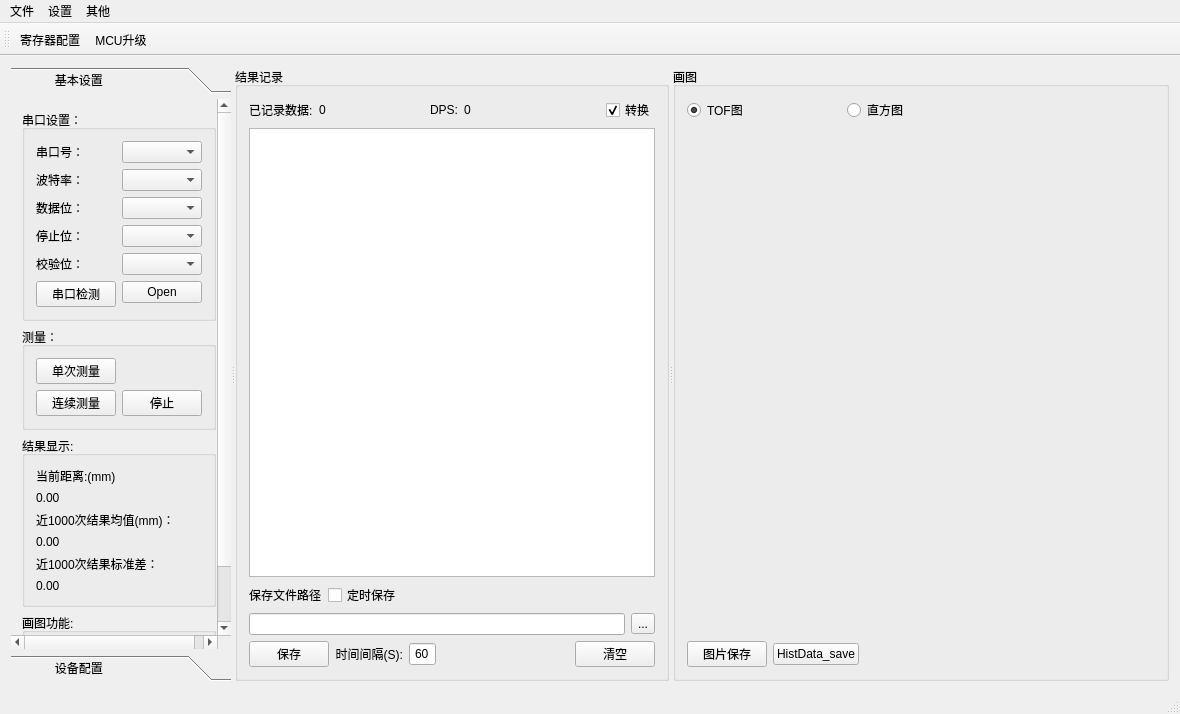
This is mainwindow.ui in heathen557/vi4300 as Qt 5 draws it before an edit. The edited form follows.
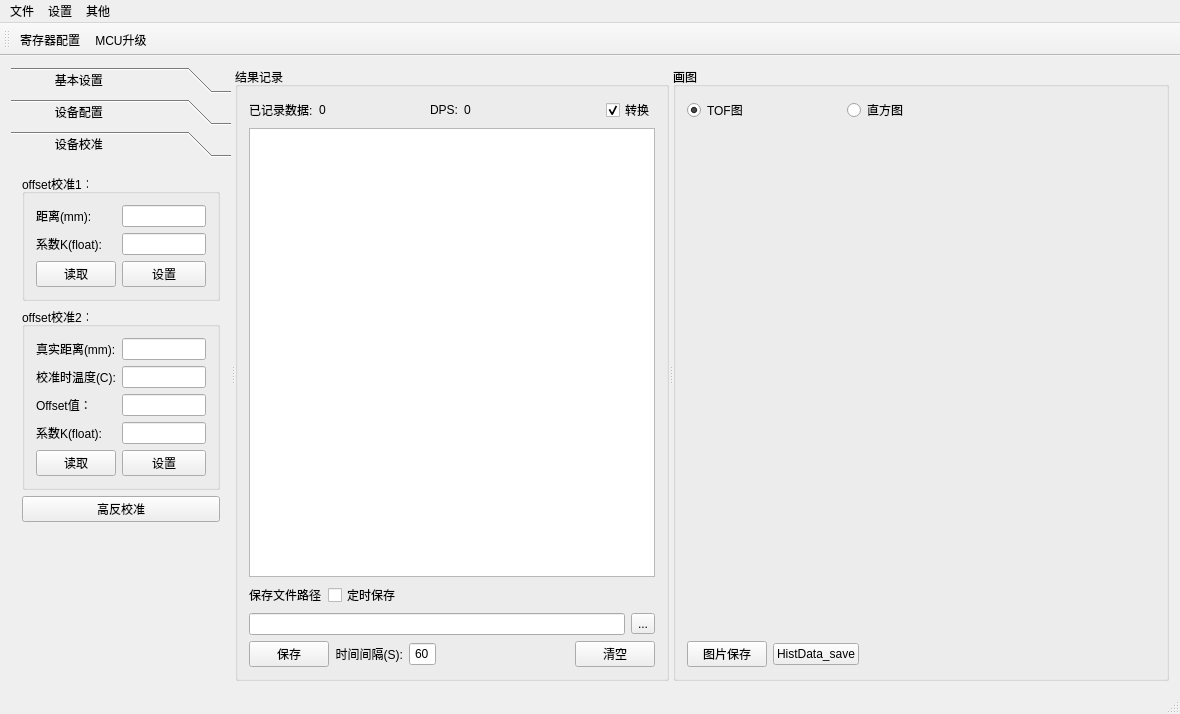
This is the edited form. Icons and pictures are not drawn. Custom widgets are drawn as their Qt base class.

Commit message: 1、16进制与float的类型数据的相互转换已经完成

```diff
--- a/mainwindow.ui
+++ b/mainwindow.ui
@@ -48,7 +48,7 @@
 font: 10pt &quot;Times New Roman&quot;;}</string>
        </property>
        <property name="currentIndex">
-        <number>0</number>
+        <number>2</number>
        </property>
        <widget class="QWidget" name="page">
         <property name="geometry">
@@ -56,7 +56,7 @@
           <x>0</x>
           <y>0</y>
           <width>220</width>
-          <height>561</height>
+          <height>532</height>
          </rect>
         </property>
         <property name="styleSheet">
@@ -73,6 +73,12 @@
             <string>测量：</string>
            </property>
            <layout class="QGridLayout" name="gridLayout_6">
+            <property name="topMargin">
+             <number>3</number>
+            </property>
+            <property name="bottomMargin">
+             <number>3</number>
+            </property>
             <item row="0" column="0">
              <layout class="QFormLayout" name="formLayout_5">
               <item row="0" column="0">
@@ -111,6 +117,12 @@
             <string>串口设置：</string>
            </property>
            <layout class="QGridLayout" name="gridLayout_4">
+            <property name="topMargin">
+             <number>3</number>
+            </property>
+            <property name="bottomMargin">
+             <number>3</number>
+            </property>
             <item row="0" column="0">
              <layout class="QFormLayout" name="formLayout">
               <item row="0" column="0">
@@ -192,6 +204,12 @@
             <string>结果显示:</string>
            </property>
            <layout class="QGridLayout" name="gridLayout_5">
+            <property name="topMargin">
+             <number>3</number>
+            </property>
+            <property name="bottomMargin">
+             <number>3</number>
+            </property>
             <item row="0" column="0">
              <layout class="QVBoxLayout" name="verticalLayout">
               <item>
@@ -300,7 +318,7 @@
           <x>0</x>
           <y>0</y>
           <width>220</width>
-          <height>561</height>
+          <height>532</height>
          </rect>
         </property>
         <property name="maximumSize">
@@ -312,13 +330,15 @@
         <attribute name="label">
          <string>            设备配置</string>
         </attribute>
+        <layout class="QGridLayout" name="gridLayout_15">
+         <item row="0" column="0">
         <layout class="QGridLayout" name="gridLayout_14">
          <item row="0" column="0">
           <widget class="QGroupBox" name="groupBox_7">
            <property name="title">
             <string>出厂设置</string>
            </property>
-           <layout class="QGridLayout" name="gridLayout_3">
+             <layout class="QGridLayout" name="gridLayout_11">
             <item row="0" column="0">
              <layout class="QFormLayout" name="formLayout_2">
               <item row="0" column="0">
@@ -545,7 +565,7 @@
               <item row="8" column="1">
                <widget class="QPushButton" name="send_outFactory_pushButton">
                 <property name="text">
-                 <string>发送</string>
+                   <string>设置</string>
                 </property>
                </widget>
               </item>
@@ -562,64 +582,11 @@
           </widget>
          </item>
          <item row="1" column="0">
-          <widget class="QGroupBox" name="groupBox_9">
-           <property name="title">
-            <string>offset校准：</string>
-           </property>
-           <layout class="QGridLayout" name="gridLayout_9">
-            <item row="0" column="0">
-             <widget class="QLabel" name="label_6">
-              <property name="text">
-               <string>真实距离(mm):</string>
-              </property>
-             </widget>
-            </item>
-            <item row="0" column="1">
-             <widget class="QLineEdit" name="realDisFactory_lineEdit"/>
-            </item>
-            <item row="1" column="0">
-             <spacer name="horizontalSpacer_9">
-              <property name="orientation">
-               <enum>Qt::Horizontal</enum>
-              </property>
-              <property name="sizeHint" stdset="0">
-               <size>
-                <width>75</width>
-                <height>17</height>
-               </size>
-              </property>
-             </spacer>
-            </item>
-            <item row="1" column="1">
-             <widget class="QPushButton" name="calibration_pushButton">
-              <property name="text">
-               <string>发送</string>
-              </property>
-             </widget>
-            </item>
-            <item row="2" column="0" colspan="2">
-             <widget class="Line" name="line">
-              <property name="orientation">
-               <enum>Qt::Horizontal</enum>
-              </property>
-             </widget>
-            </item>
-            <item row="3" column="0" colspan="2">
-             <widget class="QPushButton" name="gaofan_pushButton">
-              <property name="text">
-               <string>高反校准</string>
-              </property>
-             </widget>
-            </item>
-           </layout>
-          </widget>
-         </item>
-         <item row="2" column="0">
           <widget class="QGroupBox" name="groupBox_10">
            <property name="title">
             <string>输出设置：</string>
            </property>
-           <layout class="QGridLayout" name="gridLayout_11">
+             <layout class="QGridLayout" name="gridLayout_3">
             <item row="0" column="0">
              <widget class="QRadioButton" name="realDis_out_radioButton">
               <property name="text">
@@ -640,7 +607,7 @@
            </layout>
           </widget>
          </item>
-         <item row="3" column="0">
+           <item row="2" column="0">
           <spacer name="verticalSpacer">
            <property name="orientation">
             <enum>Qt::Vertical</enum>
@@ -648,7 +615,158 @@
            <property name="sizeHint" stdset="0">
             <size>
              <width>20</width>
-             <height>100</height>
+               <height>108</height>
+              </size>
+             </property>
+            </spacer>
+           </item>
+          </layout>
+         </item>
+        </layout>
+       </widget>
+       <widget class="QWidget" name="page_5">
+        <attribute name="label">
+         <string>            设备校准</string>
+        </attribute>
+        <layout class="QGridLayout" name="gridLayout_17">
+         <item row="0" column="0">
+          <widget class="QGroupBox" name="groupBox_9">
+           <property name="title">
+            <string>offset校准1：</string>
+           </property>
+           <layout class="QGridLayout" name="gridLayout_9">
+            <item row="0" column="0">
+             <layout class="QFormLayout" name="formLayout_3">
+              <item row="0" column="0">
+               <widget class="QLabel" name="label_6">
+                <property name="text">
+                 <string>距离(mm):</string>
+                </property>
+               </widget>
+              </item>
+              <item row="0" column="1">
+               <widget class="QLineEdit" name="realDisFactory_lineEdit"/>
+              </item>
+              <item row="1" column="0">
+               <widget class="QLabel" name="label_13">
+                <property name="text">
+                 <string>系数K(float):</string>
+                </property>
+               </widget>
+              </item>
+              <item row="1" column="1">
+               <widget class="QLineEdit" name="K1_lineEdit"/>
+              </item>
+              <item row="2" column="0">
+               <widget class="QPushButton" name="calibration_read_pushButton">
+                <property name="text">
+                 <string>读取</string>
+                </property>
+               </widget>
+              </item>
+              <item row="2" column="1">
+               <widget class="QPushButton" name="calibration_pushButton">
+                <property name="text">
+                 <string>设置</string>
+                </property>
+               </widget>
+              </item>
+             </layout>
+            </item>
+           </layout>
+          </widget>
+         </item>
+         <item row="1" column="0">
+          <widget class="QGroupBox" name="groupBox_11">
+           <property name="title">
+            <string>offset校准2：</string>
+           </property>
+           <layout class="QGridLayout" name="gridLayout_16">
+            <item row="0" column="0">
+             <layout class="QFormLayout" name="formLayout_4">
+              <item row="0" column="0">
+               <widget class="QLabel" name="label_15">
+                <property name="text">
+                 <string>真实距离(mm):</string>
+                </property>
+               </widget>
+              </item>
+              <item row="0" column="1">
+               <widget class="QLineEdit" name="realDisFactory_lineEdit_3"/>
+              </item>
+              <item row="1" column="0">
+               <widget class="QLabel" name="label_22">
+                <property name="text">
+                 <string>校准时温度(C):</string>
+                </property>
+               </widget>
+              </item>
+              <item row="1" column="1">
+               <widget class="QLineEdit" name="temperature_lineEdit">
+                <property name="text">
+                 <string/>
+                </property>
+               </widget>
+              </item>
+              <item row="2" column="0">
+               <widget class="QLabel" name="label_23">
+                <property name="text">
+                 <string>Offset值：</string>
+                </property>
+               </widget>
+              </item>
+              <item row="2" column="1">
+               <widget class="QLineEdit" name="offset_jiaozhun_lineEdit">
+                <property name="text">
+                 <string/>
+                </property>
+               </widget>
+              </item>
+              <item row="3" column="0">
+               <widget class="QLabel" name="label_21">
+                <property name="text">
+                 <string>系数K(float):</string>
+                </property>
+               </widget>
+              </item>
+              <item row="3" column="1">
+               <widget class="QLineEdit" name="K2_lineEdit"/>
+              </item>
+              <item row="4" column="0">
+               <widget class="QPushButton" name="calibration_read2_pushButton">
+                <property name="text">
+                 <string>读取</string>
+                </property>
+               </widget>
+              </item>
+              <item row="4" column="1">
+               <widget class="QPushButton" name="calibration_set2_pushButton">
+                <property name="text">
+                 <string>设置</string>
+                </property>
+               </widget>
+              </item>
+             </layout>
+            </item>
+           </layout>
+          </widget>
+         </item>
+         <item row="2" column="0">
+          <widget class="QPushButton" name="gaofan_pushButton">
+           <property name="text">
+            <string>高反校准</string>
+           </property>
+          </widget>
+         </item>
+         <item row="3" column="0">
+          <spacer name="verticalSpacer_2">
+           <property name="orientation">
+            <enum>Qt::Vertical</enum>
+           </property>
+           <property name="sizeHint" stdset="0">
+            <size>
+             <width>20</width>
+             <height>179</height>
             </size>
            </property>
           </spacer>
```
Lines whose indentation alone changed are shown as unchanged. The commit also changes 9 other files.
